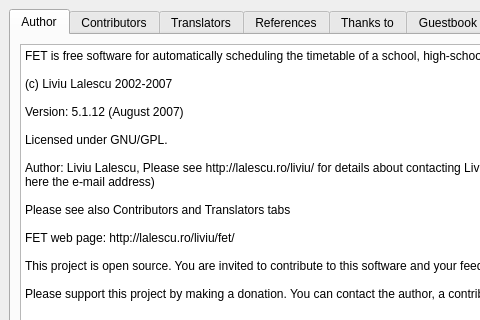
Above: fet/src/interface/helpaboutform_template.ui from vonmecheln/fet before the change; both pictures show x 0 to 480 and y 0 to 320 of the 707 by 409 pixel window. Below: the same form after it.
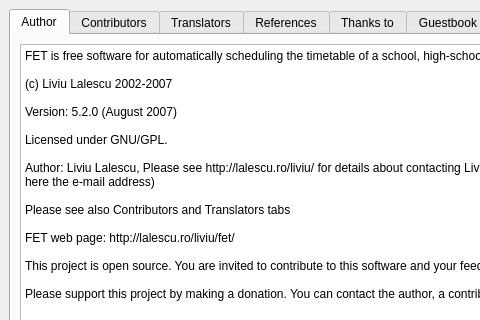
That is the form after the change.

Diff of the .ui file:
```diff
--- a/fet/src/interface/helpaboutform_template.ui
+++ b/fet/src/interface/helpaboutform_template.ui
@@ -69,7 +69,7 @@
 &lt;p style="-qt-paragraph-type:empty; margin-top:0px; margin-bottom:0px; margin-left:0px; margin-right:0px; -qt-block-indent:0; text-indent:0px;">&lt;/p>
 &lt;p style=" margin-top:0px; margin-bottom:0px; margin-left:0px; margin-right:0px; -qt-block-indent:0; text-indent:0px;">(c) Liviu Lalescu 2002-2007&lt;/p>
 &lt;p style="-qt-paragraph-type:empty; margin-top:0px; margin-bottom:0px; margin-left:0px; margin-right:0px; -qt-block-indent:0; text-indent:0px;">&lt;/p>
-&lt;p style=" margin-top:0px; margin-bottom:0px; margin-left:0px; margin-right:0px; -qt-block-indent:0; text-indent:0px;">Version: 5.1.12 (August 2007)&lt;/p>
+&lt;p style=" margin-top:0px; margin-bottom:0px; margin-left:0px; margin-right:0px; -qt-block-indent:0; text-indent:0px;">Version: 5.2.0 (August 2007)&lt;/p>
 &lt;p style="-qt-paragraph-type:empty; margin-top:0px; margin-bottom:0px; margin-left:0px; margin-right:0px; -qt-block-indent:0; text-indent:0px;">&lt;/p>
 &lt;p style=" margin-top:0px; margin-bottom:0px; margin-left:0px; margin-right:0px; -qt-block-indent:0; text-indent:0px;">Licensed under GNU/GPL.&lt;/p>
 &lt;p style="-qt-paragraph-type:empty; margin-top:0px; margin-bottom:0px; margin-left:0px; margin-right:0px; -qt-block-indent:0; text-indent:0px;">&lt;/p>
```
